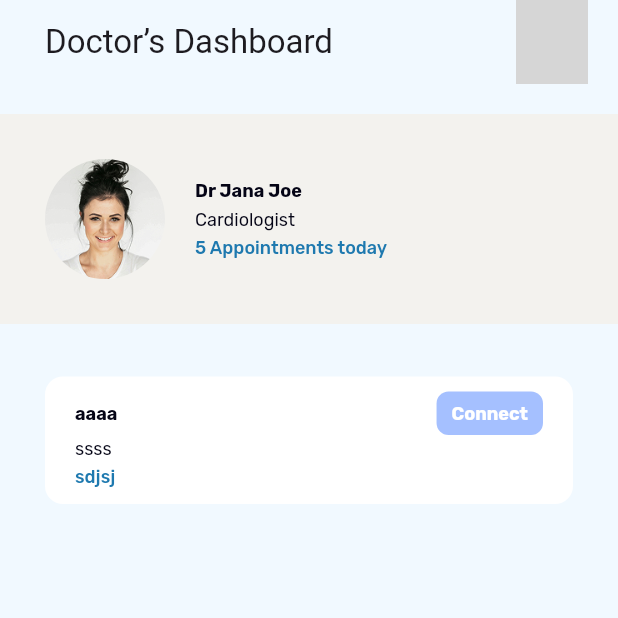
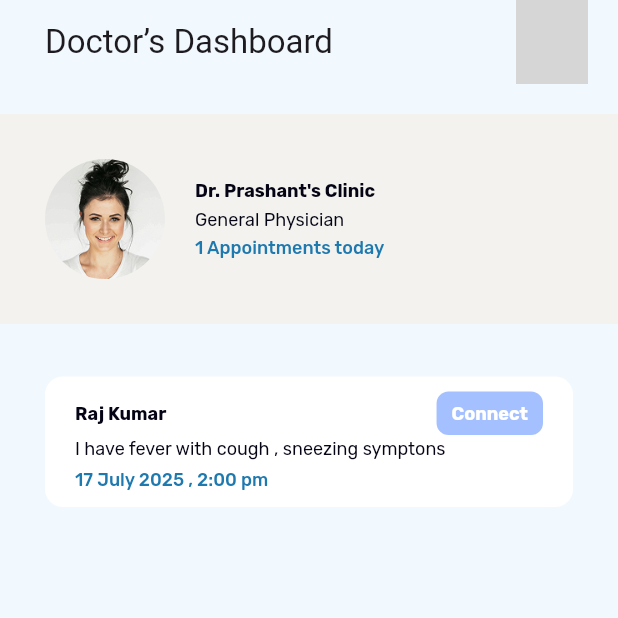
Before and after one commit to abnikagarg19/doctorspanel, a Flutter app: the screen it shows after launch, on a phone screen of 412 x 824 dp, the top half of it. Run offline on Flutter 3.47's test engine with Material 3 defaults, Android fonts, the light colour scheme and no system bars; our stand-ins replace dio, flutter_blue_plus, flutter_svg, fluttertoast, get, google_fonts and 5 more; missing offline and left inert: videosdk; network calls fail; project files that could hold a hidden picture were left out; grey boxes are pictures that could not be loaded.

Commit message:
doctor update

```diff
--- a/lib/videocall/join_screen.dart
+++ b/lib/videocall/join_screen.dart
@@ -106,7 +106,7 @@ class DoctorJoinScreen extends StatelessWidget {
                       Column(
                         crossAxisAlignment: CrossAxisAlignment.start,
                         children: [
-                          Text('Dr Jana Joe',
+                          Text('Dr. Prashant\'s Clinic',
                               style: GoogleFonts.rubik(
                                 color: AppTheme.blackColor,
                                 fontSize: Constant.smallbody(context),
@@ -115,7 +115,7 @@ class DoctorJoinScreen extends StatelessWidget {
                           SizedBox(
                             height: 2,
                           ),
-                          Text('Cardiologist',
+                          Text('General Physician',
                               style: GoogleFonts.rubik(
                                 color: AppTheme.blackColor,
                                 fontSize: Constant.smallbody(context),
@@ -124,7 +124,7 @@ class DoctorJoinScreen extends StatelessWidget {
                           SizedBox(
                             height: 2,
                           ),
-                          Text("5 Appointments today",
+                          Text("1 Appointments today",
                               style: GoogleFonts.rubik(
                                 color: AppTheme.linkColor,
                                 fontSize: Constant.smallbody(context),
@@ -161,7 +161,7 @@ class DoctorJoinScreen extends StatelessWidget {
                           Row(
                             mainAxisAlignment: MainAxisAlignment.spaceBetween,
                             children: [
-                              Text("aaaa",
+                              Text("Raj Kumar",
                                   style: GoogleFonts.rubik(
                                     color: AppTheme.blackColor,
                                     fontSize: Constant.smallbody(context),
@@ -189,16 +189,16 @@ class DoctorJoinScreen extends StatelessWidget {
                               )
                             ],
                           ),
-                          Text("ssss",
+                          Text("I have fever with cough , sneezing symptons",
                               style: GoogleFonts.rubik(
                                 color: AppTheme.blackColor,
                                 fontSize: Constant.smallbody(context),
                                 fontWeight: FontWeight.w400,
                               )),
                           SizedBox(
-                            height: 2,
+                            height: 4,
                           ),
-                          Text("sdjsj",
+                          Text("17 July 2025 , 2:00 pm",
                               style: GoogleFonts.rubik(
                                 color: AppTheme.linkColor,
                                 fontSize: Constant.smallbody(context),
--- a/lib/videocall/meeting_screen.dart
+++ b/lib/videocall/meeting_screen.dart
@@ -34,7 +34,7 @@ class _MeetingScreenState extends State<MeetingScreen> {
     _room = VideoSDK.createRoom(
       roomId: widget.meetingId,
       token: widget.token,
-      displayName: "John Doe",
+      displayName: "Doctor",
       micEnabled: micEnabled,
       camEnabled: camEnabled,
     );
--- a/lib/videocall/participant.dart
+++ b/lib/videocall/participant.dart
@@ -55,7 +55,7 @@ class _ParticipantTileState extends State<ParticipantTile> {
         borderRadius: BorderRadius.circular(22),
       ),
       child: videoStream != null
-          ? RTCVideoView(
+          ? RTCVideoView(mirror: true,filterQuality: FilterQuality.high,
               videoStream?.renderer as RTCVideoRenderer,
               objectFit: RTCVideoViewObjectFit.RTCVideoViewObjectFitCover,
             )
```
